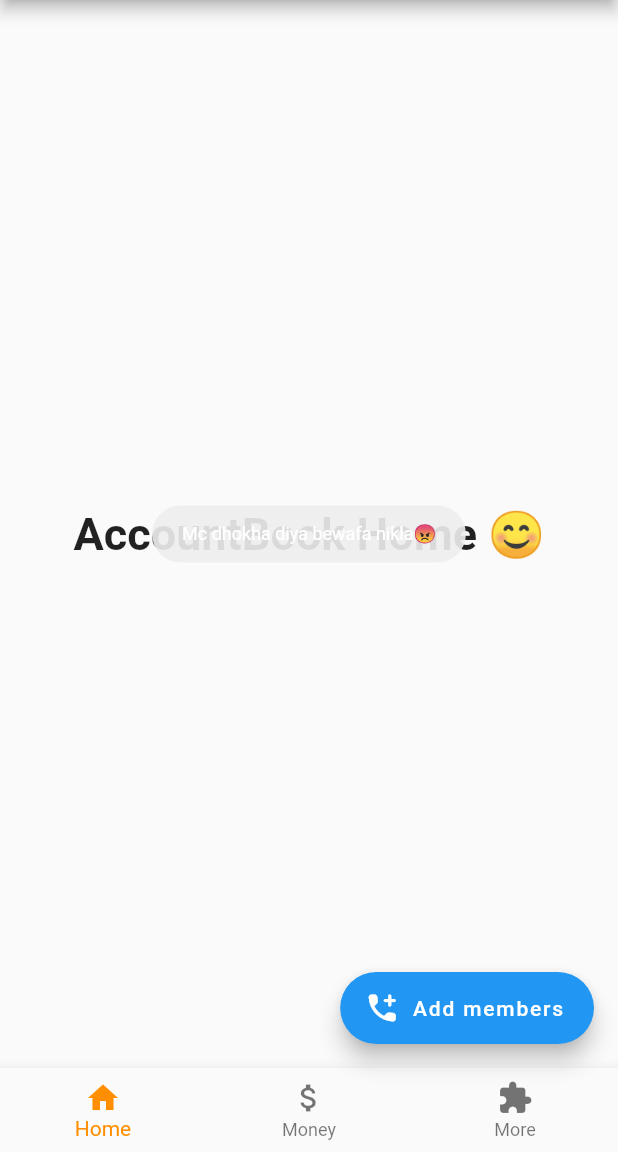
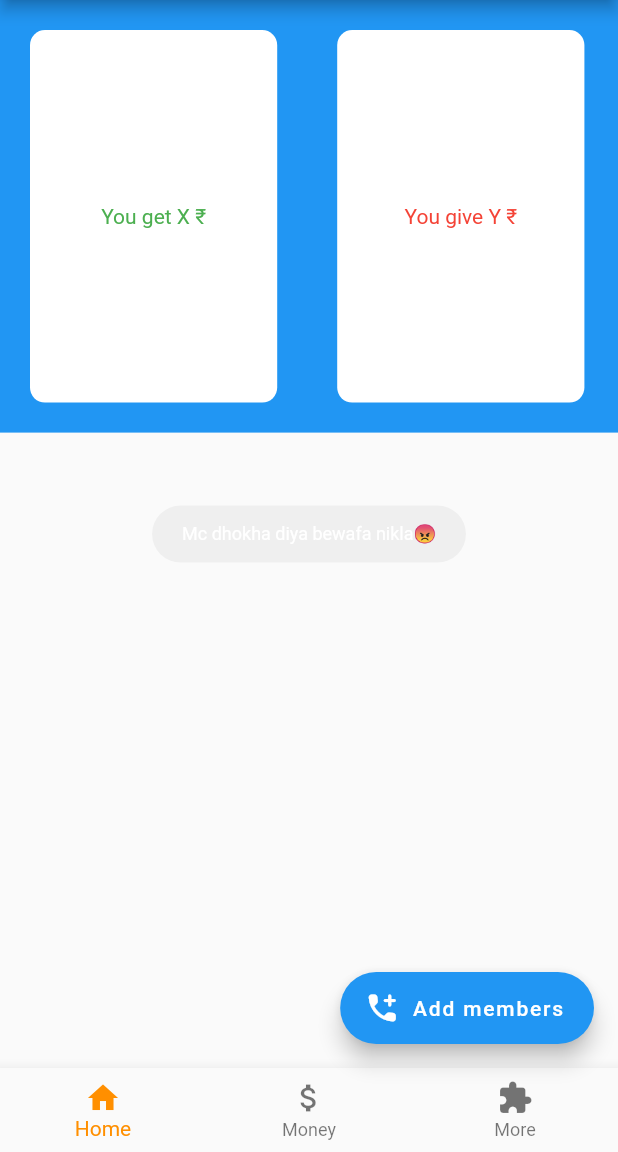
Before and after one commit to xenowits/xenowits_account_book, a Flutter app: the screen it shows after launch, after a tap on the "favorite" icon, on a phone screen of 412 x 824 dp, the part 84-1236 px from its top. Run offline on Flutter 3.47's test engine with Material 2 defaults, Android fonts, the phone set to English and light mode, and no system bars; our stand-ins replace contacts_service, fluttertoast.

Commit message:
feat: create homepage

```diff
--- /dev/null
+++ b/lib/contacts.dart
@@ -0,0 +1,8 @@
+import 'package:contacts_service/contacts_service.dart';
+import 'dart:developer' as developer;
+
+void getContacts() async {
+  // Get all contacts on device
+  Iterable<Contact> contacts = await ContactsService.getContacts();
+  developer.log(contacts.toString());
+}
--- a/lib/main.dart
+++ b/lib/main.dart
@@ -1,5 +1,6 @@
 import 'package:flutter/material.dart';
 import 'package:fluttertoast/fluttertoast.dart';
+import 'dart:developer' as developer;
 
 void main() {
   runApp(MaterialApp(
@@ -11,6 +12,52 @@ void main() {
 class Home extends StatefulWidget {
   @override
   _HomeState createState() => _HomeState();
+}
+
+class GetMoneyComponent extends StatelessWidget {
+  @override
+  Widget build(BuildContext context) {
+    return Container(
+      margin: EdgeInsets.all(20),
+      width: MediaQuery.of(context).size.width * 0.40,
+      child: Column(
+        mainAxisAlignment: MainAxisAlignment.spaceEvenly,
+        children: [
+          Text(
+            "You get X \u20B9",
+            style: TextStyle(color: Colors.green),
+          )
+        ],
+      ),
+      decoration: BoxDecoration(
+        color: Colors.white,
+        borderRadius: BorderRadius.circular(10),
+      ),
+    );
+  }
+}
+
+class GiveMoneyComponent extends StatelessWidget {
+  @override
+  Widget build(BuildContext context) {
+    return Container(
+      margin: EdgeInsets.all(20),
+      width: MediaQuery.of(context).size.width * 0.40,
+      child: Column(
+        mainAxisAlignment: MainAxisAlignment.spaceEvenly,
+        children: [
+          Text(
+            "You give Y \u20B9",
+            style: TextStyle(color: Colors.red),
+          )
+        ],
+      ),
+      decoration: BoxDecoration(
+        color: Colors.white,
+        borderRadius: BorderRadius.circular(10),
+      ),
+    );
+  }
 }
 
 class _HomeState extends State<Home> {
@@ -34,7 +81,7 @@ class _HomeState extends State<Home> {
     ),
   ];
 
-  void _onItemTapped(int index) {
+  void _onItemTapped(int index) async {
     setState(() {
       _selectedIndex = index;
     });
@@ -45,7 +92,7 @@ class _HomeState extends State<Home> {
     return Scaffold(
       appBar: CustomAppBar(),
       drawer: Drawer(
-          child: ListView(padding: EdgeInsets.zero, children: <Widget>[
+        child: ListView(padding: EdgeInsets.zero, children: <Widget>[
         DrawerHeader(
           child: Center(
             child: Text('Hello there!'),
@@ -64,8 +111,20 @@ class _HomeState extends State<Home> {
           },
         ),
       ])),
-      body: Center(
-        child: _widgetOptions.elementAt(_selectedIndex),
+      // body: Center(
+      //   child: _widgetOptions.elementAt(_selectedIndex),
+      // ),
+      body: Container(
+        color: Colors.blue,
+        height: MediaQuery.of(context).size.height * 0.35,
+        child: Row(
+          children: [
+            Row(
+              mainAxisAlignment: MainAxisAlignment.spaceEvenly,
+              children: [GetMoneyComponent(), GiveMoneyComponent()],
+            ),
+          ],
+        ),
       ),
       floatingActionButton: FloatingActionButton.extended(
         onPressed: () {
--- a/pubspec.yaml
+++ b/pubspec.yaml
@@ -24,6 +24,7 @@ dependencies:
   flutter:
     sdk: flutter
   fluttertoast:  ^7.1.6
+  contacts_service: ^0.4.6
 
 dev_dependencies:
   flutter_test:
```
Also changed, not shown: pubspec.lock.
